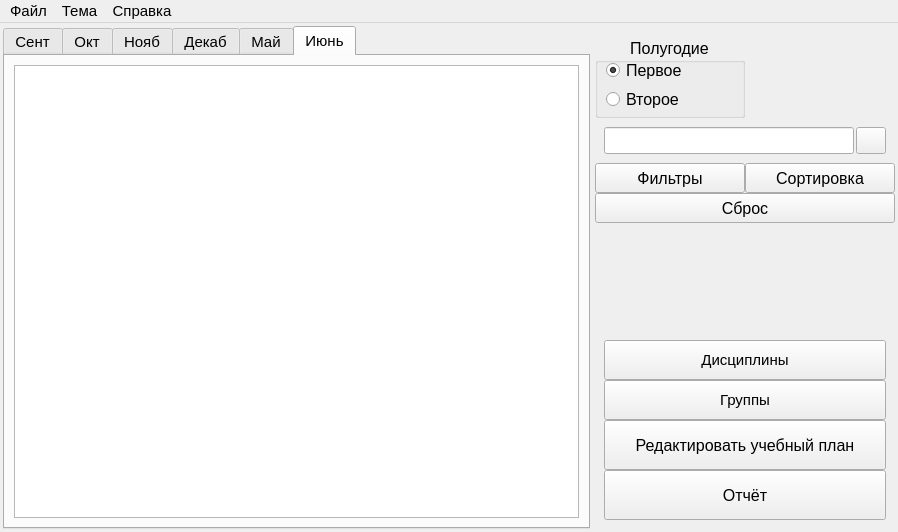
This is ui/mainWindow.ui in Cy-Nec/hour_track as Qt 5 draws it before an edit. The edited form follows.
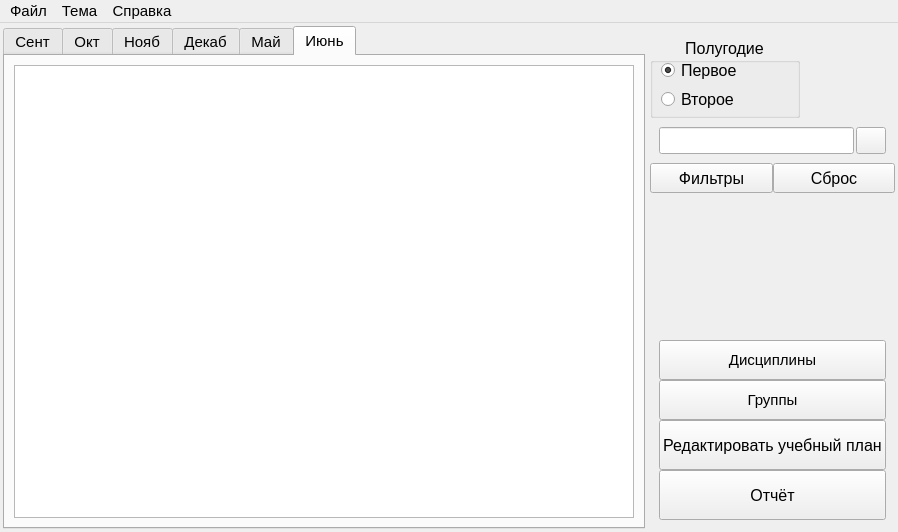
This is the edited form.

Patch:
```diff
--- a/ui/mainWindow.ui
+++ b/ui/mainWindow.ui
@@ -184,49 +184,6 @@
       </widget>
      </widget>
     </item>
-    <item row="5" column="1">
-     <spacer name="verticalSpacer">
-      <property name="orientation">
-       <enum>Qt::Vertical</enum>
-      </property>
-      <property name="sizeHint" stdset="0">
-       <size>
-        <width>20</width>
-        <height>20</height>
-       </size>
-      </property>
-     </spacer>
-    </item>
-    <item row="4" column="1" colspan="2">
-     <widget class="QPushButton" name="btn_Default">
-      <property name="sizePolicy">
-       <sizepolicy hsizetype="Minimum" vsizetype="Expanding">
-        <horstretch>0</horstretch>
-        <verstretch>0</verstretch>
-       </sizepolicy>
-      </property>
-      <property name="minimumSize">
-       <size>
-        <width>300</width>
-        <height>30</height>
-       </size>
-      </property>
-      <property name="font">
-       <font>
-        <pointsize>12</pointsize>
-       </font>
-      </property>
-      <property name="text">
-       <string>Сброс</string>
-      </property>
-      <property name="iconSize">
-       <size>
-        <width>24</width>
-        <height>24</height>
-       </size>
-      </property>
-     </widget>
-    </item>
     <item row="6" column="1" colspan="2">
      <widget class="QFrame" name="control_frame">
       <layout class="QVBoxLayout" name="verticalLayout" stretch="0,0,0,0">
@@ -386,7 +343,13 @@
         </widget>
        </item>
        <item>
-        <widget class="QPushButton" name="btn_Sort">
+        <widget class="QPushButton" name="btn_Default">
+         <property name="sizePolicy">
+          <sizepolicy hsizetype="Minimum" vsizetype="Expanding">
+           <horstretch>0</horstretch>
+           <verstretch>0</verstretch>
+          </sizepolicy>
+         </property>
          <property name="minimumSize">
           <size>
            <width>60</width>
@@ -399,7 +362,7 @@
           </font>
          </property>
          <property name="text">
-          <string>Сортировка</string>
+          <string>Сброс</string>
          </property>
          <property name="iconSize">
           <size>
@@ -549,6 +512,19 @@
       </widget>
      </widget>
     </item>
+    <item row="5" column="1" colspan="2">
+     <spacer name="verticalSpacer">
+      <property name="orientation">
+       <enum>Qt::Vertical</enum>
+      </property>
+      <property name="sizeHint" stdset="0">
+       <size>
+        <width>20</width>
+        <height>20</height>
+       </size>
+      </property>
+     </spacer>
+    </item>
    </layout>
   </widget>
   <widget class="QMenuBar" name="menuBar">
```
